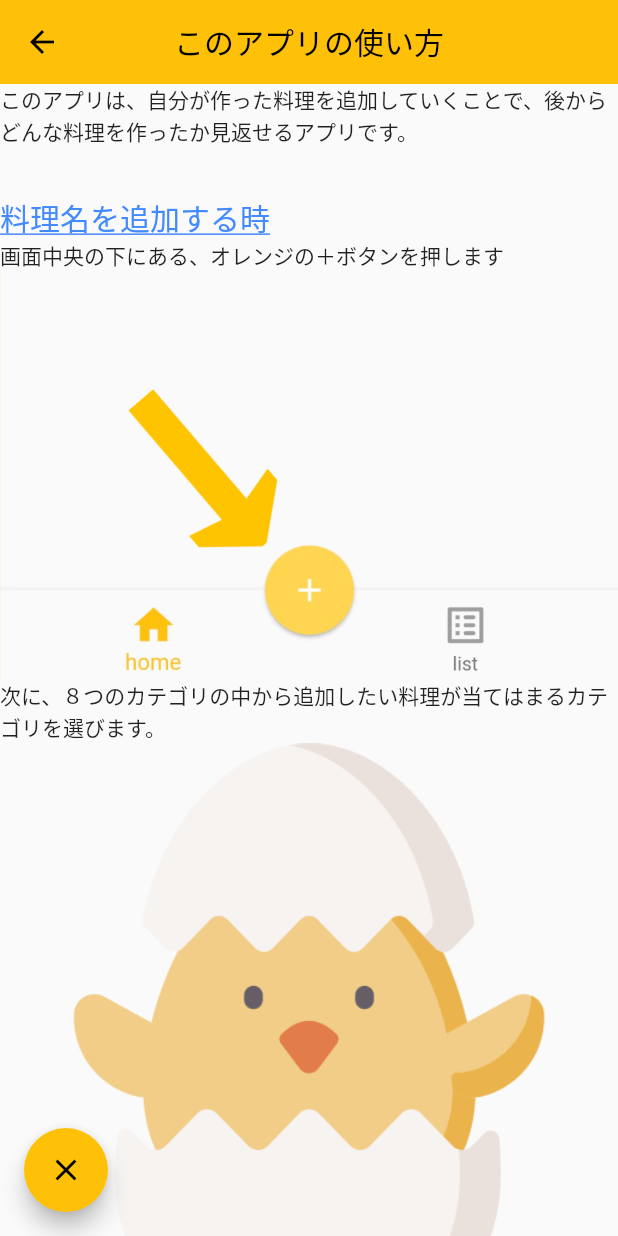
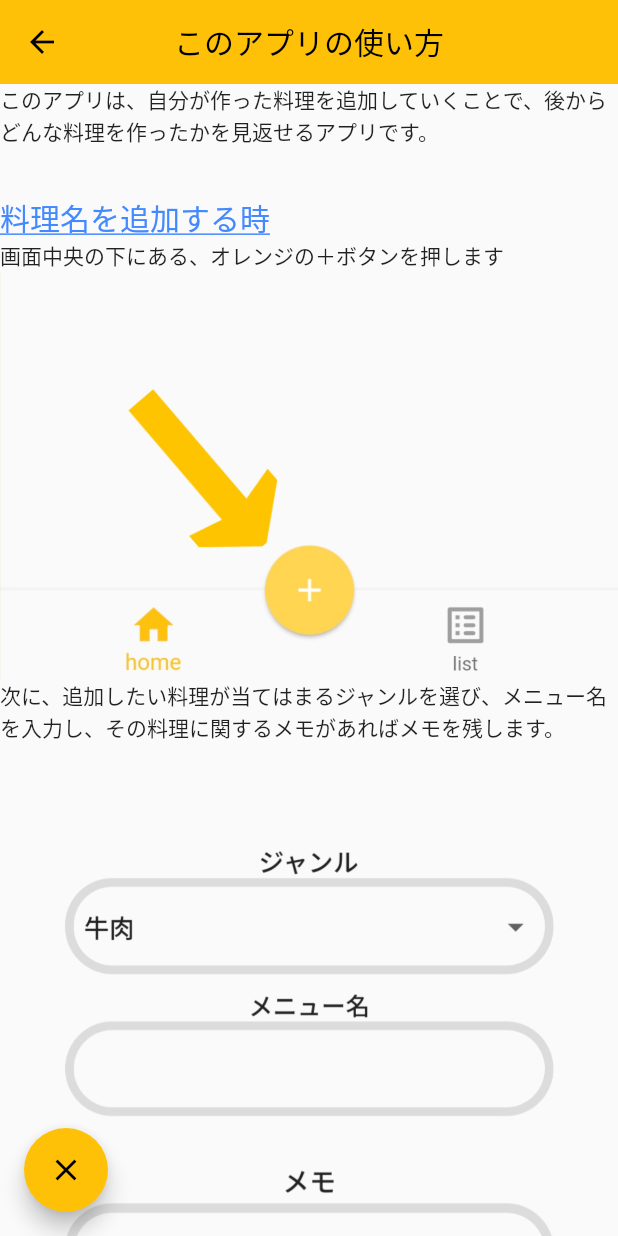
Before and after one commit to shunta0213/KaihatsuDojo, a Flutter app: the Guide screen opened by its route, on a phone screen of 412 x 824 dp. Run offline on Flutter 3.47's test engine with Material 2 defaults, Android fonts, the phone set to English and light mode, and no system bars; our stand-ins replace cloud_firestore, firebase_auth, firebase_core, flutter_riverpod, font_awesome_flutter; accounts and stored records are empty; network calls fail.

Commit message:
使い方ガイド出来ました！

```diff
--- a/lib/view/drawerPages/guide.dart
+++ b/lib/view/drawerPages/guide.dart
@@ -15,7 +15,7 @@ class Guide extends StatelessWidget {
       body: SafeArea(
         child: SingleChildScrollView(
            child: Column(
-             children: [Text('このアプリは、自分が作った料理を追加していくことで、後からどんな料理を作ったか見返せるアプリです。\n\n'),
+             children: [Text('このアプリは、自分が作った料理を追加していくことで、後からどんな料理を作ったかを見返せるアプリです。\n\n'),
                Container(
              width: double.infinity,
              child:
@@ -24,42 +24,48 @@ class Guide extends StatelessWidget {
                    child:const Text(
                      "画面中央の下にある、オレンジの＋ボタンを押します"),),
                Image.asset('assets/images/button.JPEG'),
-               Text(  "次に、８つのカテゴリの中から追加したい料理が当てはまるカテゴリを選びます。"),
-               Image.asset('assets/images/appIcon.png'),
-               Text("入力が終わったら✅ボタンを押し、料理の追加は完了です。"),
-               Image.asset('assets/images/appIcon.png'),
+               Text(  "次に、追加したい料理が当てはまるジャンルを選び、メニュー名を入力し、その料理に関するメモがあればメモを残します。"),
+               Image.asset('assets/images/ジャンル.JPEG'),
+               Text("入力が終わったら✅ボタンを押し、料理の追加は完了です。\n"),
+               Image.asset('assets/images/checkbutton2.JPEG'),
                Container(
                    width: double.infinity,
                    child:Text('料理名を選択する時', textAlign: TextAlign.left,style: TextStyle(fontSize: 20,color:Colors.blueAccent,decoration: TextDecoration.underline))),
-               Image.asset('assets/images/appIcon.png'),
+          Container(
+              width: double.infinity,
+              child:Text('まず、画面右下のlistボタンを押します。')),
+               Image.asset('assets/images/list.JPEG'),
+              Text('\n\n次に、その料理のジャンルを、以下の８個の中から選びます。'),
+               Image.asset('assets/images/選択.JPEG'),
+               Text('すると、以前自分が追加していた料理が出て来るため、料理の選択ができます。\n\n'),
           Container(
               width: double.infinity,
               child:Text('もっと活用するために', textAlign: TextAlign.left,style: TextStyle(fontSize: 20,color:Colors.blueAccent,decoration: TextDecoration.underline)),),
-                Text('日付が表示されている画面の、左上の三本線のボタンを押してみてください。'),
+                Text('日付が表示されている画面の、左上の三本線のボタンを押してください。'),
+               Image.asset('assets/images/三本線2.JPEG'),
                Container(
               width: double.infinity,
-              child:Text('・メモ機能を使ってみましょう',style: TextStyle(color:Colors.lightBlueAccent,fontSize:18))),
-
-               Image.asset('assets/images/appIcon.png'),
+              child:Text('・メモを使ってみましょう\n',style: TextStyle(color:Colors.lightBlueAccent,fontSize:18))),
           Container(
               width: double.infinity,
-              child:Text('使い方の例\n',style: TextStyle(decoration: TextDecoration.underline,fontSize: 16))),
+              child:Text('メモを押します。')),
+               Image.asset('assets/images/メモ2.JPEG'),
+          Container(
+              width: double.infinity,
+              child:Text('\n使い方の例\n',style: TextStyle(decoration: TextDecoration.underline,fontSize: 16))),
                    Text('・賞味期限が近い食材を入力しておいて、外出先で見る事ができるようにする\n'
                    '・食べたい物リストを作り、献立時に参考にする\n\n'
                    '',textAlign: TextAlign.left),
                Text('この他にも、自分だけのメモ機能の使い方を見つけてみましょう。\n\n\n'),
               Container(
                width: double.infinity,
-               child:Text('・ぶたのちょきんばこ機能を使ってみましょう',style: TextStyle(color:Colors.lightBlueAccent,fontSize:18))),
-               Image.asset('assets/images/appIcon.png'),
-               Container(
-               width: double.infinity,
-               child:Text('使い方の例\n')),
+               child:Text('・検索や、電子書籍、記事を使ってみましょう',style: TextStyle(color:Colors.lightBlueAccent,fontSize:18))),
+               Text('ボタンを押す事で、それぞれのリンクの画面に飛ぶ事ができます。'),
+               Image.asset('assets/images/検索.JPEG'),
           Container(
               width: double.infinity,
-              child:Text('・検索機能を使ってみましょう',style: TextStyle(color:Colors.lightBlueAccent,fontSize:18))),
-               Text('ボタンを押す事で、それぞれのリンクの検索画面に飛ぶ事ができます。'),
-               Container(height:200)
+              child:Text('\n料理を作るときに参考にしてみてください。')),
+          Container(height: 100),
              ]
                ),
            ),
```
Also changed, not shown: pubspec.yaml (+9 -0 lines), assets/images/checkbutton.JPEG (added), assets/images/checkbutton2.JPEG (added), assets/images/flutter_01.jpg (added), assets/images/list.JPEG (added), assets/images/orangebutton.JPEG (added), assets/images/ジャンル.JPEG (added), assets/images/メモ.JPEG (added), assets/images/メモ2.JPEG (added), assets/images/三本線.JPEG (added), assets/images/三本線2.JPEG (added), assets/images/検索.JPEG (added), assets/images/選択.JPEG (added).
